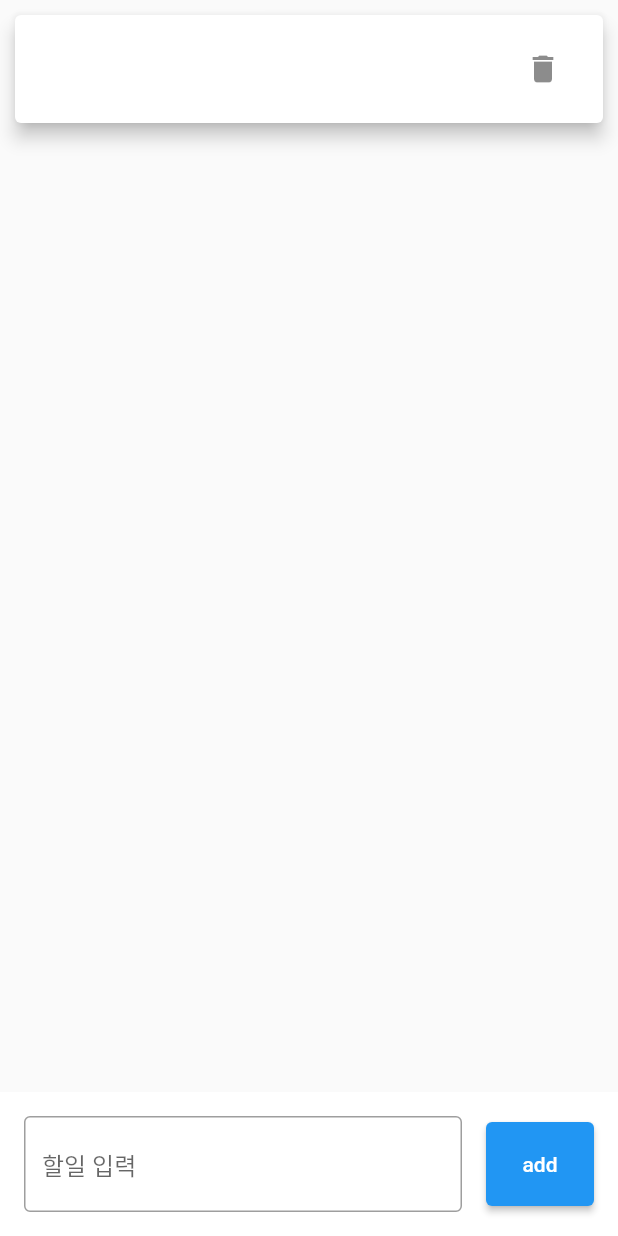
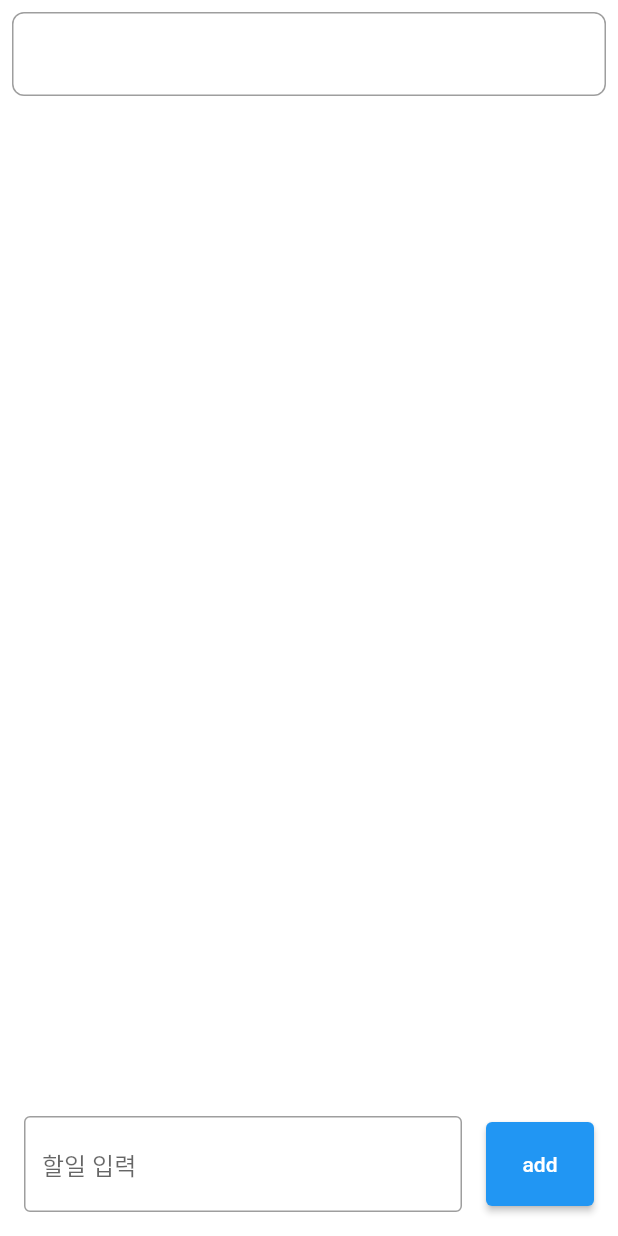
Before and after one commit to melodysdreamj/songdo_flutter_studty_2, a Flutter app: the TodoPage screen opened directly, after a tap on "add", on a phone screen of 412 x 824 dp. Run offline on Flutter 3.47's test engine with Material 2 defaults, Android fonts, the phone set to English and light mode, and no system bars.

Commit message:
no message

```diff
--- a/lib/main.dart
+++ b/lib/main.dart
@@ -1,4 +1,5 @@
 import 'package:flutter/material.dart';
+import 'package:songdo_flutter_studty_2/note/3rd/todo_page.dart';
 
 import 'note/text_filed.dart';
 import 'page/bmi_calcurator_page.dart';
@@ -26,7 +27,8 @@ class _BotoomNavigationBarExampleState
         children: [
           CounterPage(),
           BMICalculatorPage(),
-          Container(color: Colors.blue,),
+          TodoPage(),
+          // Container(color: Colors.blue,),
           Container(color: Colors.green,),
         ],
       ),
--- a/lib/note/3rd/todo_page.dart
+++ b/lib/note/3rd/todo_page.dart
@@ -23,7 +23,7 @@ class _TodoPageState extends State<TodoPage> {
   var map2 = { 'a' : TodoModel() };
 
   @override
-  Widget build(BuildContext context) {
+  Widget build1(BuildContext context) {
     return Scaffold(
       body:
       Column(
@@ -152,9 +152,104 @@ class _TodoPageState extends State<TodoPage> {
       // ),
     );
   }
+
+  @override
+  Widget build(BuildContext context) => Column(
+    children: [
+      Expanded(
+        child: ListView.builder(
+          itemCount: _todoList.length,
+          itemBuilder: (BuildContext context, int index) => _ListItem(
+            item: _todoList[index].title,
+            onLongPress: (item) async {
+              final result = await showDialog<String>(
+                context: context,
+                builder: (context) => _TODOListCustomDialog(item: item),
+              );
+              setState(() {
+                if (result == 'Delete') {
+                  _todoList.removeAt(index);
+                } else {
+                  print(result);
+                  _todoList[index].title = result ?? '';
+                }
+              });
+            },
+          ),
+        ),
+      ),
+      Container(
+        padding: const EdgeInsets.all(16),
+        color: Colors.white,
+        child: Row(
+          children: [
+            Expanded(
+              child: TextFormField(
+                controller: _todoController,
+                decoration: const InputDecoration(
+                    border: OutlineInputBorder(), hintText: '할일 입력'),
+              ),
+            ),
+            const SizedBox(width: 16),
+            SizedBox(
+              width: 72,
+              height: 56,
+              child: ElevatedButton(
+                onPressed: _onPressed,
+                child: const Text('add'),
+              ),
+            )
+          ],
+        ),
+      ),
+    ],
+  );
+
+  void _onPressed() {
+    setState(() {
+      _todoList.add(TodoModel(title:_todoController.text));
+      _todoController.clear();
+    });
+  }
 }
 
+class _ListItem extends StatelessWidget {
+  const _ListItem({
+    Key? key,
+    required this.item,
+    required this.onLongPress,
+  }) : super(key: key);
 
+  final String item;
+
+  final void Function(String) onLongPress;
+
+  @override
+  Widget build(BuildContext context) {
+    return Padding(
+      padding: const EdgeInsets.all(8),
+      child: InkWell(
+        borderRadius: BorderRadius.circular(8.0),
+        onLongPress: () {
+          onLongPress(item);
+        },
+        child: Container(
+          height: 56,
+          decoration: BoxDecoration(
+            borderRadius: BorderRadius.circular(8.0),
+            border: Border.all(width: 1, color: Colors.grey),
+          ),
+          child: Center(
+            child: Text(
+              item,
+              textAlign: TextAlign.center,
+            ),
+          ),
+        ),
+      ),
+    );
+  }
+}
 
 class _TODOListCustomDialog extends StatefulWidget {
   const _TODOListCustomDialog({Key? key, required this.item}) : super(key: key);
```
